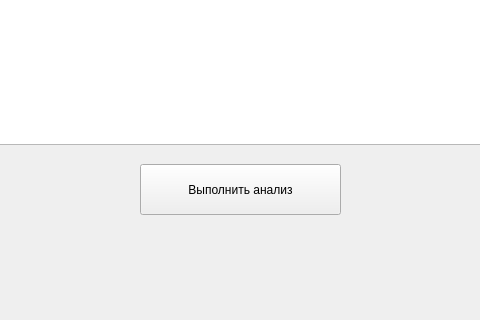
The window that UI/docWin.ui (Vittallya/MlApp) describes before a commit, drawn with Qt 5; both pictures show x 110 to 590 and y 235 to 555 of the 800 by 555 pixel window.
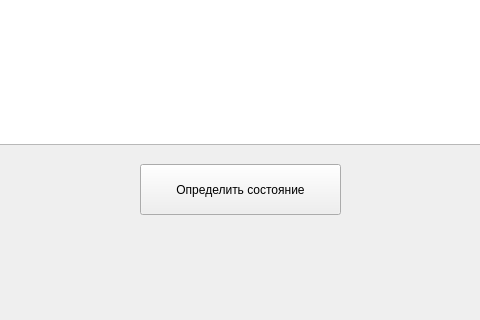
The same window after the commit.

What changed in the file:
```diff
--- a/UI/docWin.ui
+++ b/UI/docWin.ui
@@ -40,7 +40,7 @@
      </rect>
     </property>
     <property name="text">
-     <string>Выполнить анализ</string>
+     <string>Определить состояние</string>
     </property>
    </widget>
   </widget>
```
Left out of the diff: 2 changed lines with no effect on the pictures.
